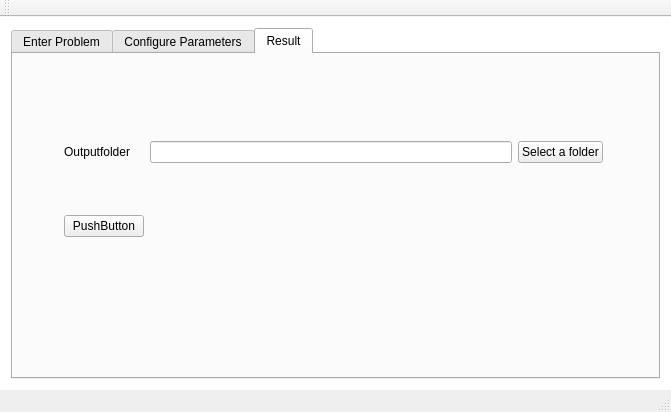
Qt form Optiblech/mainwindow.ui (CSNWEB/gi-2015) before a commit.
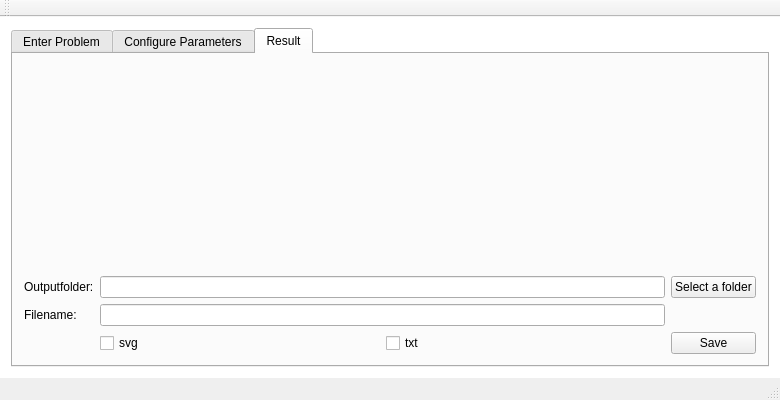
The same form after that commit. The open tabs and pages were chosen to show the change.

What changed in the file:
```diff
--- a/Optiblech/mainwindow.ui
+++ b/Optiblech/mainwindow.ui
@@ -6,8 +6,8 @@
    <rect>
     <x>0</x>
     <y>0</y>
-    <width>671</width>
-    <height>412</height>
+    <width>780</width>
+    <height>400</height>
    </rect>
   </property>
   <property name="windowTitle">
@@ -194,23 +194,9 @@
        <attribute name="title">
         <string>Result</string>
        </attribute>
-       <widget class="QWidget" name="gridLayoutWidget_3">
-        <property name="geometry">
-         <rect>
-          <x>40</x>
-          <y>30</y>
-          <width>561</width>
-          <height>211</height>
-         </rect>
-        </property>
+       <layout class="QHBoxLayout" name="horizontalLayout_8">
+        <item>
         <layout class="QGridLayout" name="gridLayout_3">
-         <item row="3" column="0">
-          <widget class="QPushButton" name="pushButton_3">
-           <property name="text">
-            <string>PushButton</string>
-           </property>
-          </widget>
-         </item>
          <item row="2" column="2">
           <widget class="QPushButton" name="selectOutputButton">
            <property name="text">
@@ -218,21 +204,65 @@
            </property>
           </widget>
          </item>
+          <item row="3" column="1">
+           <widget class="QLineEdit" name="lineEdit"/>
+          </item>
+          <item row="0" column="0" colspan="3">
+           <widget class="QFrame" name="svgContainer_2">
+            <property name="sizePolicy">
+             <sizepolicy hsizetype="Expanding" vsizetype="Expanding">
+              <horstretch>0</horstretch>
+              <verstretch>0</verstretch>
+             </sizepolicy>
+            </property>
+            <layout class="QVBoxLayout" name="svgContainer"/>
+           </widget>
+          </item>
+          <item row="3" column="0">
+           <widget class="QLabel" name="label_5">
+            <property name="text">
+             <string>Filename:</string>
+            </property>
+           </widget>
+          </item>
+          <item row="4" column="2">
+           <widget class="QPushButton" name="pushButton_3">
+            <property name="text">
+             <string>Save</string>
+            </property>
+           </widget>
+          </item>
          <item row="2" column="1">
           <widget class="QLineEdit" name="outputFile"/>
          </item>
          <item row="2" column="0">
           <widget class="QLabel" name="label_3">
            <property name="text">
-            <string>Outputfolder</string>
+             <string>Outputfolder:</string>
            </property>
           </widget>
          </item>
-         <item row="1" column="0" colspan="3">
-          <layout class="QVBoxLayout" name="svgContainer"/>
-         </item>
-        </layout>
-       </widget>
+          <item row="4" column="1">
+           <layout class="QHBoxLayout" name="horizontalLayout_9">
+            <item>
+             <widget class="QCheckBox" name="checkBox_2">
+              <property name="text">
+               <string>svg</string>
+              </property>
+             </widget>
+            </item>
+            <item>
+             <widget class="QCheckBox" name="checkBox">
+              <property name="text">
+               <string>txt</string>
+              </property>
+             </widget>
+            </item>
+           </layout>
+          </item>
+         </layout>
+        </item>
+       </layout>
       </widget>
      </widget>
     </item>
```
Left out of the diff: 4 changed lines with no effect on the pictures. Lines whose indentation alone changed are shown as unchanged.
